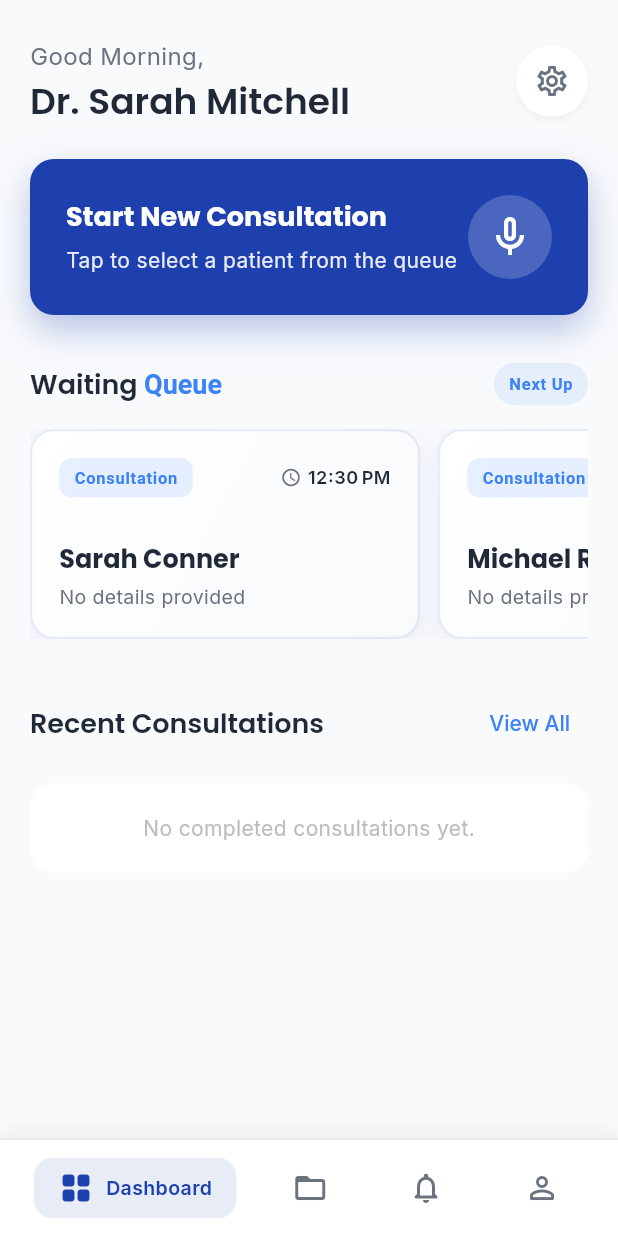
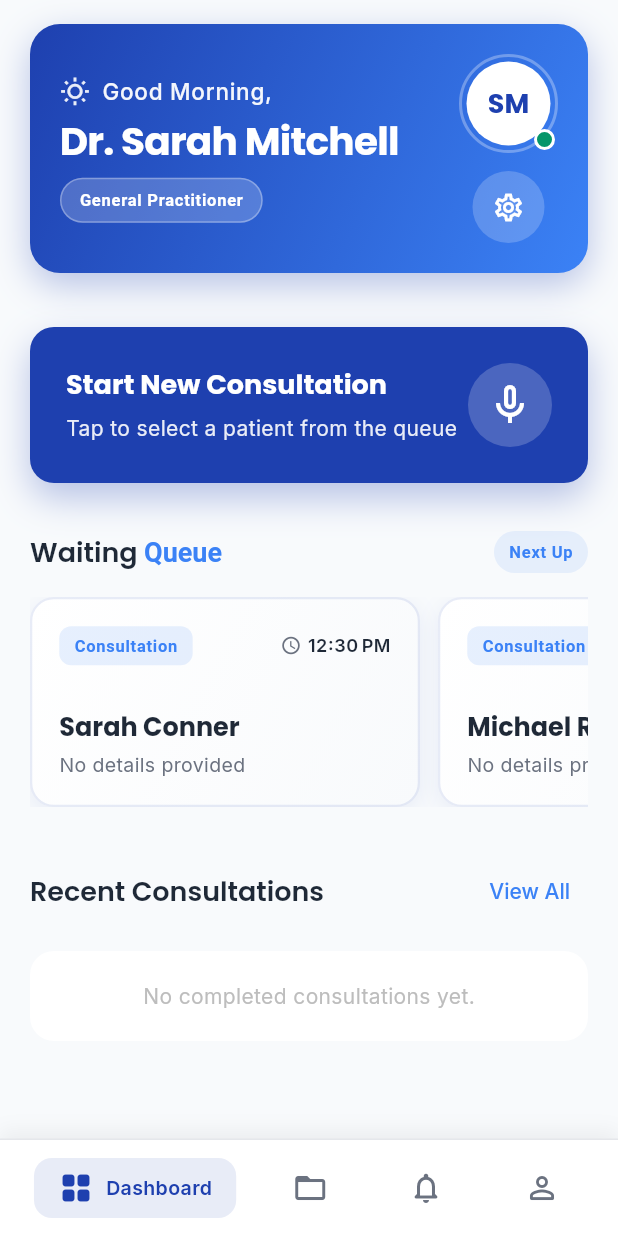
Before and after one commit to itshae43/MediTranscribe_Pro, a Flutter app: the screen it shows after launch, on a phone screen of 412 x 824 dp. Run offline on Flutter 3.47's test engine with Material 3 defaults, Android fonts, the phone set to English and light mode, and no system bars; drawn by our look-alikes of flutter_animate; our stand-ins replace connectivity_plus, dio, flutter_dotenv, flutter_riverpod, google_fonts, hive_flutter and 4 more; missing offline and left inert: encrypt, record; accounts and stored records are empty.

Commit message:
fix waiting top design

```diff
--- a/lib/screens/home_screen.dart
+++ b/lib/screens/home_screen.dart
@@ -33,11 +33,10 @@ class HomeScreen extends ConsumerWidget {
             child: Column(
               crossAxisAlignment: CrossAxisAlignment.start,
               children: [
-                const SizedBox(height: 10),
                 // Header
                 _buildHeader(context),
 
-                const SizedBox(height: 24),
+                const SizedBox(height: 20),
 
                 // Start New Consultation Card
                 _buildStartConsultationCard(context, ref)
@@ -68,45 +67,171 @@ class HomeScreen extends ConsumerWidget {
     );
   }
 
+  // --- Header ---
   Widget _buildHeader(BuildContext context) {
-    return Row(
-      mainAxisAlignment: MainAxisAlignment.spaceBetween,
+    // Get current time for greeting
+    final hour = DateTime.now().hour;
+    String greeting;
+    IconData greetingIcon;
+
+    if (hour < 12) {
+      greeting = 'Good Morning';
+      greetingIcon = Icons.wb_sunny_outlined;
+    } else if (hour < 17) {
+      greeting = 'Good Afternoon';
+      greetingIcon = Icons.wb_sunny;
+    } else {
+      greeting = 'Good Evening';
+      greetingIcon = Icons.nightlight_outlined;
+    }
+
+    return Container(
+      padding: const EdgeInsets.all(20),
+      margin: const EdgeInsets.only(bottom: 16),
+      decoration: BoxDecoration(
+        gradient: LinearGradient(
+          begin: Alignment.topLeft,
+          end: Alignment.bottomRight,
+          colors: [
+            AppTheme.primaryColor,
+            AppTheme.secondaryColor,
+          ],
+        ),
+        borderRadius: BorderRadius.circular(20),
+        boxShadow: [
+          BoxShadow(
+            color: AppTheme.primaryColor.withOpacity(0.3),
+            blurRadius: 20,
+            offset: const Offset(0, 8),
+          ),
+        ],
+      ),
+      child: Row(
         children: [
-        Column(
+          // Left: Greeting and Name
+          Expanded(
+            child: Column(
               crossAxisAlignment: CrossAxisAlignment.start,
               children: [
+                // Greeting with icon
+                Row(
+                  children: [
+                    Icon(
+                      greetingIcon,
+                      color: Colors.white.withOpacity(0.9),
+                      size: 20,
+                    ),
+                    const SizedBox(width: 8),
                     Text(
-              'Good Morning,',
-              style: Theme.of(context).textTheme.bodyMedium?.copyWith(
-                color: AppTheme.textSecondary,
-                fontSize: 16,
-              ),
-            ),
-            const SizedBox(height: 4),
-            Text(
-              'Dr. Sarah Mitchell',
-              style: Theme.of(context).textTheme.displaySmall?.copyWith(
-                fontSize: 24,
-                color: AppTheme.textPrimary,
+                      '$greeting,',
+                      style: Theme.of(context).textTheme.bodyLarge?.copyWith(
+                        color: Colors.white.withOpacity(0.95),
+                        fontSize: 15,
+                        fontWeight: FontWeight.w500,
                       ),
                     ),
                   ],
                 ),
+                const SizedBox(height: 6),
+
+                // Doctor Name
+                Text(
+                  'Dr. Sarah Mitchell',
+                  style: Theme.of(context).textTheme.displaySmall?.copyWith(
+                    fontSize: 26,
+                    fontWeight: FontWeight.bold,
+                    color: Colors.white,
+                    letterSpacing: -0.5,
+                  ),
+                ),
+
+                const SizedBox(height: 8),
+
+                // Specialty/Role Badge
+                Container(
+                  padding: const EdgeInsets.symmetric(horizontal: 12, vertical: 6),
+                  decoration: BoxDecoration(
+                    color: Colors.white.withOpacity(0.2),
+                    borderRadius: BorderRadius.circular(20),
+                    border: Border.all(
+                      color: Colors.white.withOpacity(0.3),
+                      width: 1,
+                    ),
+                  ),
+                  child: Text(
+                    'General Practitioner',
+                    style: Theme.of(context).textTheme.labelSmall?.copyWith(
+                      color: Colors.white,
+                      fontWeight: FontWeight.w600,
+                      fontSize: 11,
+                    ),
+                  ),
+                ),
+              ],
+            ),
+          ),
+
+          // Right: Profile Avatar & Settings
+          Column(
+            children: [
+              // Avatar with online indicator
+              Stack(
+                children: [
+                  Container(
+                    padding: const EdgeInsets.all(3),
+                    decoration: BoxDecoration(
+                      shape: BoxShape.circle,
+                      border: Border.all(color: Colors.white.withOpacity(0.3), width: 2),
+                    ),
+                    child: CircleAvatar(
+                      radius: 28,
+                      backgroundColor: Colors.white,
+                      child: Text(
+                        'SM',
+                        style: Theme.of(context).textTheme.titleLarge?.copyWith(
+                          color: AppTheme.primaryColor,
+                          fontWeight: FontWeight.bold,
+                        ),
+                      ),
+                    ),
+                  ),
+                  Positioned(
+                    right: 2,
+                    bottom: 2,
+                    child: Container(
+                      width: 14,
+                      height: 14,
+                      decoration: BoxDecoration(
+                        color: AppTheme.successColor,
+                        shape: BoxShape.circle,
+                        border: Border.all(color: Colors.white, width: 2),
+                      ),
+                    ),
+                  ),
+                ],
+              ),
+              const SizedBox(height: 12),
+
+              // Settings Button
               Container(
                 decoration: BoxDecoration(
-            color: Colors.white,
+                  color: Colors.white.withOpacity(0.2),
                   shape: BoxShape.circle,
-            boxShadow: AppTheme.shadowElevation1,
                 ),
                 child: IconButton(
                   onPressed: () => Navigator.push(
                     context,
                     MaterialPageRoute(builder: (_) => const SettingsScreen()),
                   ),
-            icon: const Icon(Icons.settings_outlined, color: AppTheme.textSecondary),
+                  icon: const Icon(Icons.settings_outlined, color: Colors.white, size: 22),
+                  padding: const EdgeInsets.all(8),
+                  constraints: const BoxConstraints(),
                 ),
               ),
             ],
+          ),
+        ],
+      ),
     );
   }
 
```
Lines whose indentation alone changed are shown as unchanged.
